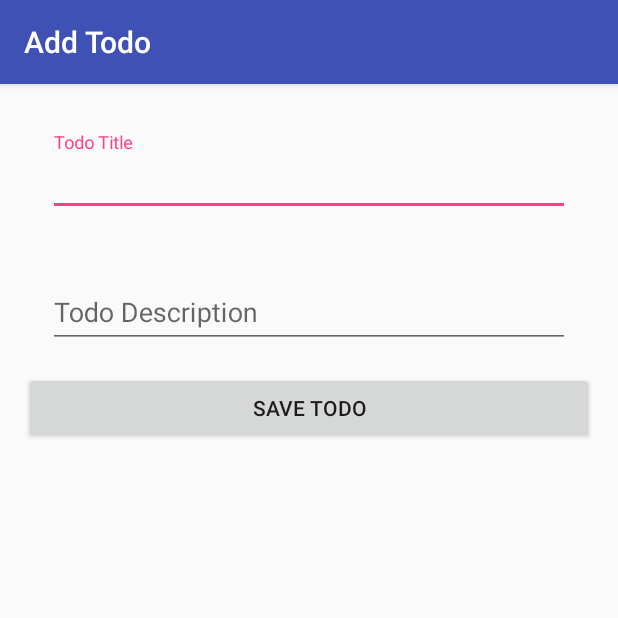
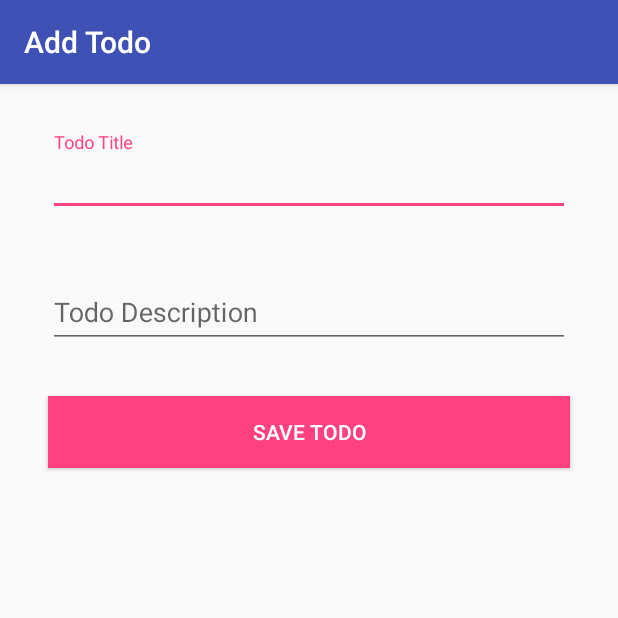
Before and after one commit to NULLPointerGuy/MVP_Dagger2_Retrofit, an Android app: the AddTodoActivity screen opened directly, with no data from a screen before it, on a phone screen of 412 x 824 dp, the top half of it. Run offline under Robolectric (Android 15) with nearby library versions, the phone set to English and light mode, and no system bars; our stand-ins replace ButterKnife, Dagger/Hilt's generated code; libraries missing offline, so code that uses them is left out: io.realm.

Commit message:
Intial Raw commits

```diff
--- a/app/src/main/java/com/karthik/todo/AddTodo/AddTodoActivity.java
+++ b/app/src/main/java/com/karthik/todo/AddTodo/AddTodoActivity.java
@@ -44,6 +44,7 @@ public class AddTodoActivity extends AppCompatActivity
         addTodoComponent = ((TodoApp)getApplication())
                 .getComponent()
                 .plus(new AddTodoModule(this));
+        addTodoComponent.inject(this);
     }
 
     @OnClick(R.id.save)
--- a/app/src/main/java/com/karthik/todo/TodoApp.java
+++ b/app/src/main/java/com/karthik/todo/TodoApp.java
@@ -1,6 +1,8 @@
 package com.karthik.todo;
 
 import android.app.Application;
+
+import io.realm.Realm;
 
 /**
  * Created by karthikrk on 08/08/17.
@@ -14,6 +16,7 @@ public class TodoApp extends Application{
         component = DaggerTodoComponent.builder()
                 .todoAppModule(new TodoAppModule(this))
                 .build();
+        Realm.init(this);
     }
 
     public TodoComponent getComponent(){
--- a/app/src/main/java/com/karthik/todo/TodoComponent.java
+++ b/app/src/main/java/com/karthik/todo/TodoComponent.java
@@ -4,7 +4,6 @@ import com.karthik.todo.AddTodo.DI.AddTodoComponent;
 import com.karthik.todo.AddTodo.DI.AddTodoModule;
 import com.karthik.todo.Todo.DI.TodoDashComponent;
 import com.karthik.todo.Todo.DI.TodoModule;
-import com.karthik.todo.Todo.TodoActivity;
 
 import javax.inject.Singleton;
 
--- a/app/src/main/res/layout/activity_add_todo.xml
+++ b/app/src/main/res/layout/activity_add_todo.xml
@@ -35,6 +35,9 @@
             android:id="@+id/save"
             android:layout_width="match_parent"
             android:layout_height="wrap_content"
-            android:text="@string/save"/>
+            android:text="@string/save"
+            android:layout_margin="@dimen/fab_margin"
+            android:textColor="@android:color/white"
+            android:background="@color/colorAccent"/>
 
 </LinearLayout>
--- a/app/src/main/res/layout/activity_todo.xml
+++ b/app/src/main/res/layout/activity_todo.xml
@@ -27,7 +27,7 @@
     <TextView
             android:layout_width="wrap_content"
             android:layout_height="wrap_content"
-            android:text="Hello World!"
+            android:text="@string/press_plus"
             android:layout_gravity="center"
             />
 
--- a/app/src/main/res/values/strings.xml
+++ b/app/src/main/res/values/strings.xml
@@ -7,4 +7,5 @@
     <string name="todo_title_error">Please enter valid todo title</string>
     <string name="todo_description_error">Please enter valid todo description</string>
     <string name="add_todo">Add Todo</string>
+    <string name="press_plus">Press the plus icon to get started</string>
 </resources>
--- a/build.gradle
+++ b/build.gradle
@@ -8,10 +8,7 @@ buildscript {
     }
     dependencies {
         classpath 'com.android.tools.build:gradle:3.0.0-alpha9'
-
-
-        // NOTE: Do not place your application dependencies here; they belong
-        // in the individual module build.gradle files
+        classpath "io.realm:realm-gradle-plugin:3.5.0"
     }
 }
 
```
Also changed, not shown: app/build.gradle (+5 -2 lines).
